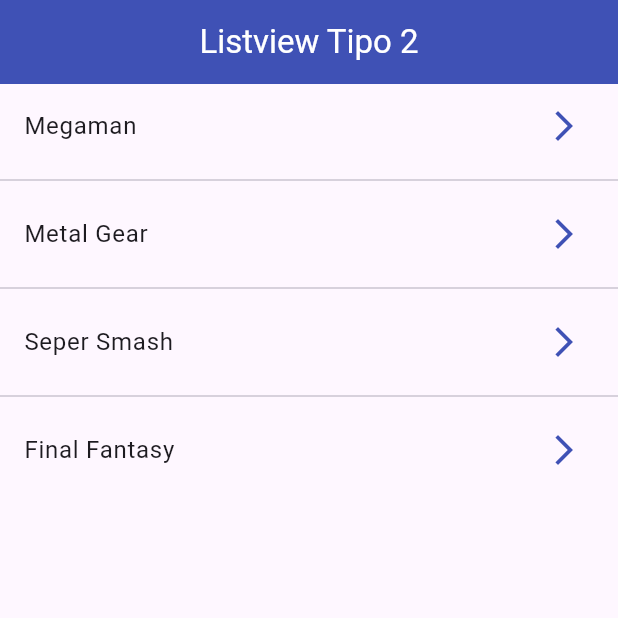
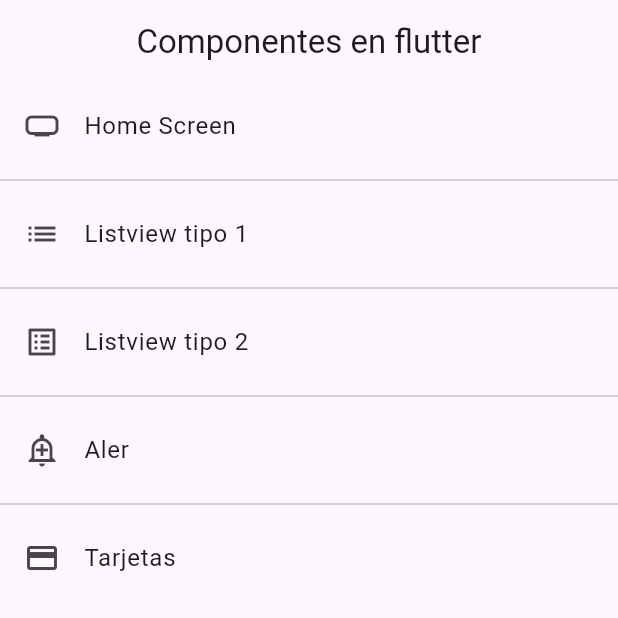
Before and after one commit to fernando061/Flutter, a Flutter app: the screen it shows after launch, on a phone screen of 412 x 824 dp, the top half of it. Run offline on Flutter 3.47's test engine with Material 3 defaults, Android fonts, the phone set to English and light mode, and no system bars.

Commit message:
feat: routes were added

```diff
--- a/lib/main.dart
+++ b/lib/main.dart
@@ -1,5 +1,6 @@
 import 'package:flutter/material.dart';
-import 'package:fl_components/screens/listview2_screen.dart';
+
+import 'package:fl_components/router/app_routes.dart';
 
 void main() => runApp(const MyApp());
 
@@ -8,10 +9,13 @@ class MyApp extends StatelessWidget {
 
   @override
   Widget build(BuildContext context) {
-    return const MaterialApp(
+    return MaterialApp(
       debugShowCheckedModeBanner: false,
       title: 'Material App',
-      home:Listview2Screen(),
+      // home: const CardScreen(),
+      initialRoute: AppRoutes.initialRoute,
+      routes: AppRoutes.getAppRoutes() ,
+      onGenerateRoute: AppRoutes.onGenerateRoute
     );
   }
 }
--- /dev/null
+++ b/lib/models/menu_option.dart
@@ -0,0 +1,17 @@
+
+import 'package:flutter/material.dart' show IconData, Widget;
+
+class MenuOption{
+
+  final String route;
+  final IconData icon;
+  final String name;
+  final Widget screen;
+
+  MenuOption({
+    required this.route,
+    required this.name,
+    required this.screen,
+    required this.icon,
+  });
+}
--- /dev/null
+++ b/lib/models/models.dart
@@ -0,0 +1 @@
+export 'package:fl_components/models/menu_option.dart';
--- /dev/null
+++ b/lib/router/app_routes.dart
@@ -0,0 +1,41 @@
+import 'package:fl_components/models/models.dart';
+import 'package:flutter/material.dart';
+
+import '../screens/screens.dart';
+
+class AppRoutes{
+
+  static const initialRoute = 'home';
+
+  static final menuOptions = <MenuOption>[
+    MenuOption(route: 'home', name: 'Home Screen', screen: const HomeScreen(), icon: Icons.home_max_sharp),
+    MenuOption(route: 'listview1', name: 'Listview tipo 1', screen: const Listview1Screen(), icon: Icons.list),
+    MenuOption(route: 'listview2', name: 'Listview tipo 2', screen: const Listview2Screen(), icon: Icons.list_alt),
+    MenuOption(route: 'alert', name: 'Aler', screen: const AlertScreen(), icon: Icons.add_alert_outlined),
+    MenuOption(route: 'card', name: 'Tarjetas', screen: const CardScreen(), icon: Icons.credit_card),
+
+  ];
+  static Map<String, Widget Function(BuildContext)> getAppRoutes(){
+
+    Map<String, Widget Function(BuildContext)> appRoutes = {};
+
+    for(final option in menuOptions){
+      appRoutes.addAll({option.route: (BuildContext context) => option.screen});
+    }
+
+    return appRoutes;
+  }
+  // static Map<String, Widget Function(BuildContext)> routes ={
+  //   'home'     : (BuildContext context) => const HomeScreen(),
+  //   'listview1': (BuildContext context) => const Listview1Screen(),
+  //   'listview2': (BuildContext context) => const Listview2Screen(),
+  //   'alert'    : (BuildContext context) => const AlertScreen(),
+  //   'card'     : (BuildContext context) => const CardScreen(),
+  // };
+
+  static Route<dynamic> onGenerateRoute(RouteSettings settings){
+    return MaterialPageRoute(builder: (context) => const AlertScreen());
+  }
+
+
+}
--- /dev/null
+++ b/lib/screens/home_screens.dart
@@ -0,0 +1,30 @@
+import 'package:fl_components/router/app_routes.dart';
+import 'package:flutter/material.dart';
+
+class HomeScreen extends StatelessWidget {
+
+  const HomeScreen({Key? key}) : super(key: key);
+
+  @override
+  Widget build(BuildContext context) {
+
+    final menuOptions = AppRoutes.menuOptions;
+
+    return  Scaffold(
+      appBar: AppBar(
+        title: const Center(child: Text('Componentes en flutter')),
+      ),
+      body: ListView.separated(
+        itemBuilder: (context, i) =>  ListTile(
+          leading: Icon(menuOptions[i].icon),
+          title: Text(menuOptions[i].name),
+          onTap: () {
+            // final route = MaterialPageRoute(builder: (context) => const Listview1Screen());
+            Navigator.pushNamed(context,menuOptions[i].route);
+          },
+        ),
+      separatorBuilder: (_, __) => const Divider(),
+      itemCount: menuOptions.length)
+    );
+  }
+}
--- a/lib/screens/listview2_screen.dart
+++ b/lib/screens/listview2_screen.dart
@@ -9,7 +9,7 @@ class Listview2Screen extends StatelessWidget {
   Widget build(BuildContext context) {
     return  Scaffold(
       appBar: AppBar(
-        title: const Center(child:  Text('Listview Tipo 2',style: TextStyle(color: Colors.white))),
+        title: const Center(child:  Text('Listview Tipo 2',style: TextStyle(color: Colors.black))),
         elevation: 0,
         backgroundColor: Colors.indigo,
       ),
@@ -19,7 +19,6 @@ class Listview2Screen extends StatelessWidget {
           title:Text(options[index]),
           trailing: const Icon(Icons.arrow_forward_ios_outlined,color: Colors.indigo,),
           onTap: () {
-
           },
         ),
         separatorBuilder: (_, __) => const Divider(),
--- /dev/null
+++ b/lib/screens/screens.dart
@@ -0,0 +1,7 @@
+import 'package:fl_components/screens/home_screens.dart';
+
+export 'package:fl_components/screens/alert_screens.dart';
+export 'package:fl_components/screens/card_screens.dart';
+export 'package:fl_components/screens/listview1_screen.dart';
+export 'package:fl_components/screens/listview2_screen.dart';
+export 'package:fl_components/screens/home_screens.dart';
```
Also changed, not shown: lib/screens/alert_screens.dart (added, +15 -0 lines), lib/screens/card_screens.dart (added, +15 -0 lines).
